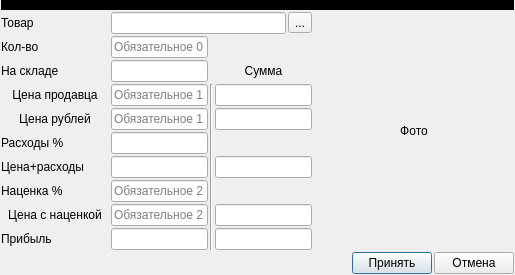
Old version of the form ui/supply_position.ui in the repository Meller008/kara.
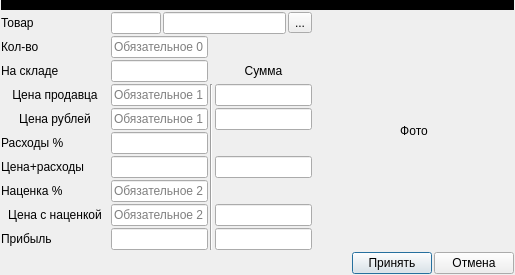
New version of the form.

What changed in the file:
```diff
--- a/ui/supply_position.ui
+++ b/ui/supply_position.ui
@@ -80,6 +80,19 @@
        <property name="spacing">
         <number>2</number>
        </property>
+       <item>
+        <widget class="QLineEdit" name="le_article">
+         <property name="maximumSize">
+          <size>
+           <width>50</width>
+           <height>16777215</height>
+          </size>
+         </property>
+         <property name="readOnly">
+          <bool>true</bool>
+         </property>
+        </widget>
+       </item>
        <item>
         <widget class="QLineEdit" name="le_part">
          <property name="readOnly">
```
